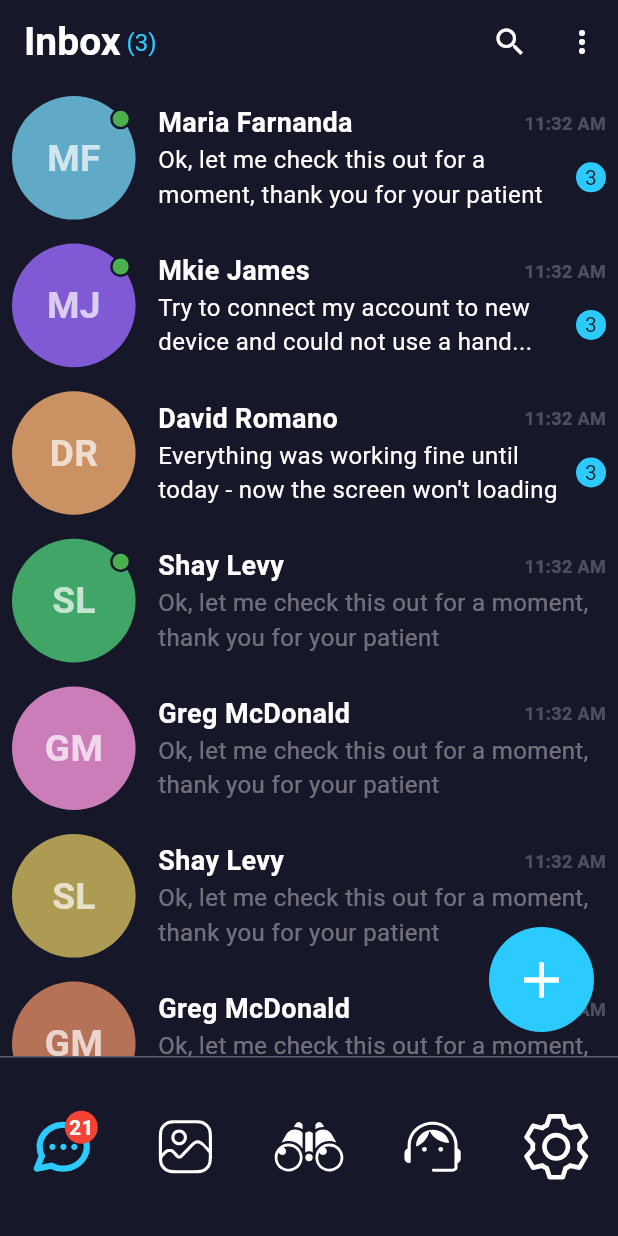
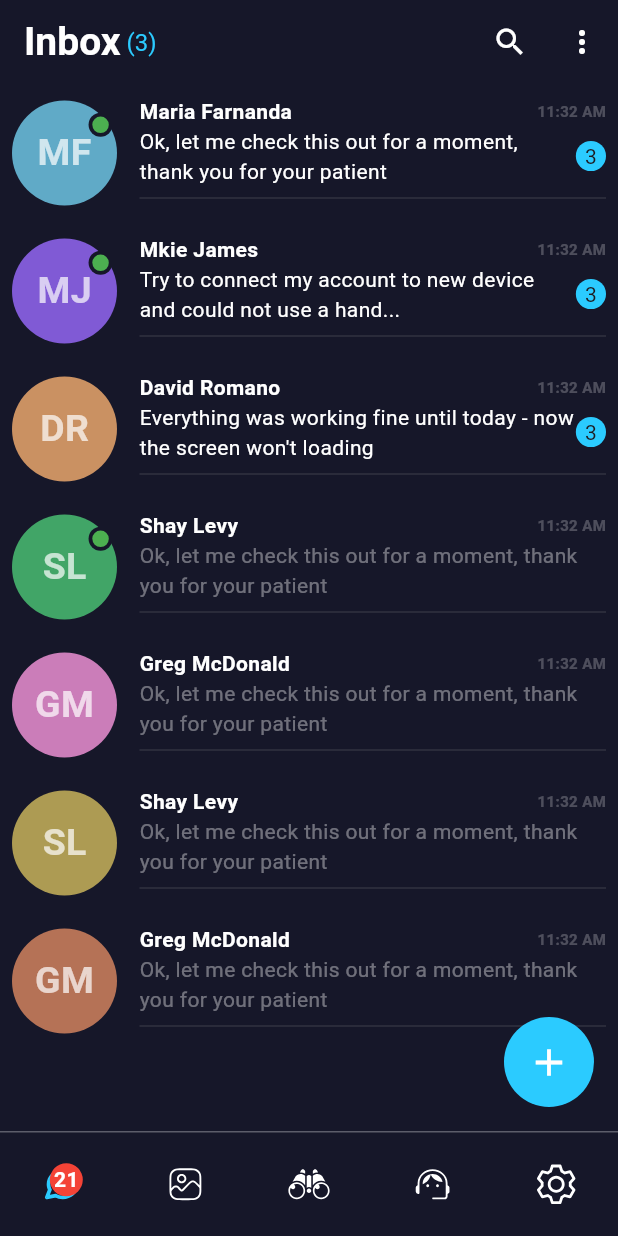
Before and after one commit to hemmy6894/challenges, a Flutter app: the screen it shows after launch, on a phone screen of 412 x 824 dp. Run offline on Flutter 3.47's test engine with Material 3 defaults, Android fonts, the light colour scheme and no system bars; our stand-ins replace flutter_svg.

Commit message:
Single view

```diff
--- a/lib/chat/assets/assets.dart
+++ b/lib/chat/assets/assets.dart
@@ -43,6 +43,24 @@ class AppAssets {
       'color': Color(0xFF60AAC7),
       'read': false,
       'online': true,
+      'typing': true,
+      'messages': [
+        {
+          'message': 'Ok, let me check this out for a moment, thank you for your patient',
+          'sender': false,
+          'time': '11:31 AM',
+        },
+        {
+          'message': 'Sure your order number is #234565',
+          'sender': true,
+          'time': '11:32 AM',
+        },
+        {
+          'message': 'Ok, let me check this out for a moment, thank you for your patient',
+          'sender': false,
+          'time': '11:33 AM',
+        },
+      ]
     },
     {
       "icon": 'MJ',
@@ -54,6 +72,24 @@ class AppAssets {
       'color': Color(0xFF805AD5),
       'read': false,
       'online': true,
+      'typing': false,
+      'messages': [
+        {
+          'message': 'Try to connect my account to new device and could not use a hand...',
+          'sender': false,
+          'time': '11:32 AM',
+        },
+        {
+          'message': 'Sure your order number is #234566',
+          'sender': true,
+          'time': '11:33 AM',
+        },
+        {
+          'message': 'Try to connect my account to new device and could not use a hand...',
+          'sender': false,
+          'time': '11:34 AM',
+        },
+      ]
     },
     {
       "icon": 'DR',
@@ -65,6 +101,24 @@ class AppAssets {
       'color': Color(0xFFCA9162),
       'read': false,
       'online': false,
+      'typing': true,
+      'messages': [
+        {
+          'message': "Everything was working fine until today - now the screen won't loading",
+          'sender': false,
+          'time': '11:32 AM',
+        },
+        {
+          'message': 'Sure your order number is #234564',
+          'sender': true,
+          'time': '11:32 AM',
+        },
+        {
+          'message': "Everything was working fine until today - now the screen won't loading",
+          'sender': false,
+          'time': '11:32 AM',
+        },
+      ]
     },
     {
       "icon": 'SL',
@@ -76,6 +130,24 @@ class AppAssets {
       'color': Color(0xFF41A567),
       'read': true,
       'online': true,
+      'typing': false,
+      'messages': [
+        {
+          'message': "Ok, let me check this out for a moment, thank you for your patient",
+          'sender': false,
+          'time': '11:32 AM',
+        },
+        {
+          'message': 'Sure your order number is #234563',
+          'sender': true,
+          'time': '11:34 AM',
+        },
+        {
+          'message': "Ok, let me check this out for a moment, thank you for your patient",
+          'sender': false,
+          'time': '11:35 AM',
+        },
+      ]
     },
     {
       "icon": 'GM',
@@ -87,6 +159,24 @@ class AppAssets {
       'color': Color(0xFFCB7DB9),
       'read': true,
       'online': false,
+      'typing': true,
+      'messages': [
+        {
+          'message': "Ok, let me check this out for a moment, thank you for your patient",
+          'sender': false,
+          'time': '11:32 AM',
+        },
+        {
+          'message': 'Sure your order number is #234562',
+          'sender': true,
+          'time': '11:32 AM',
+        },
+        {
+          'message': "Ok, let me check this out for a moment, thank you for your patient",
+          'sender': false,
+          'time': '11:36 AM',
+        },
+      ]
     },
     {
       "icon": 'SL',
@@ -98,6 +188,24 @@ class AppAssets {
       'color': Color(0xFFAD9B53),
       'read': true,
       'online': false,
+      'typing': false,
+      'messages': [
+        {
+          'message': "Ok, let me check this out for a moment, thank you for your patient",
+          'sender': false,
+          'time': '11:32 AM',
+        },
+        {
+          'message': 'Sure your order number is #234561',
+          'sender': true,
+          'time': '11:35 AM',
+        },
+        {
+          'message': "Ok, let me check this out for a moment, thank you for your patient",
+          'sender': false,
+          'time': '11:38 AM',
+        },
+      ]
     },
     {
       "icon": 'GM',
@@ -109,6 +217,24 @@ class AppAssets {
       'color': Color(0xFFB57256),
       'read': true,
       'online': false,
+      'typing': true,
+      'messages': [
+        {
+          'message': "Ok, let me check this out for a moment, thank you for your patient",
+          'sender': false,
+          'time': '11:32 AM',
+        },
+        {
+          'message': 'Sure your order number is #234541',
+          'sender': true,
+          'time': '11:34 AM',
+        },
+        {
+          'message': "Ok, let me check this out for a moment, thank you for your patient",
+          'sender': false,
+          'time': '11:36 AM',
+        },
+      ]
     },
   ];
 }
--- a/lib/chat/home.dart
+++ b/lib/chat/home.dart
@@ -13,6 +13,7 @@ class HomeMessage extends StatefulWidget {
 class _HomeMessageState extends State<HomeMessage> {
   @override
   Widget build(BuildContext context) {
+    Size size = MediaQuery.sizeOf(context);
     return Scaffold(
       backgroundColor: AppAssets.bgDark,
       appBar: appBar(),
@@ -23,13 +24,13 @@ class _HomeMessageState extends State<HomeMessage> {
         },
       ),
       floatingActionButton: CircleAvatar(
-        radius: 35,
+        radius: 30,
         backgroundColor: AppAssets.foreColorLightBlue,
-        child: Icon(Icons.add, color: Colors.white, size: 40),
+        child: Icon(Icons.add, color: Colors.white, size: 30),
       ),
       bottomNavigationBar: Container(
-        width: MediaQuery.of(context).size.width,
-        height: 120,
+        width: size.width,
+        height: 70,
         decoration: BoxDecoration(
           border: Border(top: BorderSide(color: Colors.white30)),
         ),
@@ -52,8 +53,8 @@ class _HomeMessageState extends State<HomeMessage> {
       children: [
         SvgPicture.asset(
           nav['icon'],
-          width: 50,
-          height: 50,
+          width: 30,
+          height: 30,
           colorFilter: ColorFilter.mode(
             nav['active'] ? AppAssets.foreColorLightBlue : Colors.white,
             BlendMode.srcIn,
--- a/lib/chat/single/chat_tile.dart
+++ b/lib/chat/single/chat_tile.dart
@@ -1,5 +1,6 @@
 import 'package:flutter/material.dart';
 import 'package:pchallenges/chat/assets/assets.dart';
+import 'package:pchallenges/chat/message.dart';
 
 class ChatTile extends StatefulWidget {
   final Map<String, dynamic> chat;
@@ -13,7 +14,18 @@ class ChatTile extends StatefulWidget {
 class _ChatTileState extends State<ChatTile> {
   @override
   Widget build(BuildContext context) {
-    return Padding(
+    Size size = MediaQuery.sizeOf(context);
+    return GestureDetector(
+      onTap: () {
+        Navigator.push(
+          context,
+          MaterialPageRoute<void>(
+            builder: (BuildContext context) => ChatView(chat: widget.chat),
+            fullscreenDialog: true,
+          ),
+        );
+      },
+      child: Padding(
         padding: const EdgeInsets.all(8.0),
         child: Row(
           spacing: 15,
@@ -21,12 +33,12 @@ class _ChatTileState extends State<ChatTile> {
             Stack(
               children: [
                 Container(
-                width: MediaQuery.of(context).size.height * 0.1,
-                height: MediaQuery.of(context).size.height * 0.1,
+                  width: 70,
+                  height: 70,
                   decoration: BoxDecoration(
                     color: widget.chat['color'],
                     borderRadius: BorderRadius.all(
-                    Radius.circular(MediaQuery.of(context).size.height * 0.1),
+                      Radius.circular(70),
                     ),
                   ),
                   child: Center(
@@ -34,7 +46,7 @@ class _ChatTileState extends State<ChatTile> {
                       widget.chat['icon'],
                       style: TextStyle(
                         color: Colors.white70,
-                      fontSize: MediaQuery.of(context).size.height * 0.03,
+                        fontSize: 25,
                         fontWeight: FontWeight.bold,
                       ),
                     ),
@@ -42,32 +54,28 @@ class _ChatTileState extends State<ChatTile> {
                 ),
                 if (widget.chat['online'])
                   Positioned(
-                  right: MediaQuery.of(context).size.height * 0.0036,
-                  top: MediaQuery.of(context).size.height * 0.01,
+                    right: size.height * 0.0036,
+                    top: size.height * 0.01,
                     child: Stack(
                       alignment: Alignment.center,
                       children: [
                         Container(
-                        width: MediaQuery.of(context).size.height * 0.017,
-                        height: MediaQuery.of(context).size.height * 0.017,
+                          width: 16,
+                          height: 16,
                           decoration: BoxDecoration(
                             color: AppAssets.bgDark,
                             borderRadius: BorderRadius.all(
-                            Radius.circular(
-                              MediaQuery.of(context).size.height * 0.1,
-                            ),
+                              Radius.circular(size.height * 0.1),
                             ),
                           ),
                         ),
                         Container(
-                        width: MediaQuery.of(context).size.height * 0.013,
-                        height: MediaQuery.of(context).size.height * 0.013,
+                          width: 11,
+                          height: 11,
                           decoration: BoxDecoration(
                             color: Colors.green,
                             borderRadius: BorderRadius.all(
-                            Radius.circular(
-                              MediaQuery.of(context).size.height * 0.1,
-                            ),
+                              Radius.circular(11),
                             ),
                           ),
                         ),
@@ -87,7 +95,7 @@ class _ChatTileState extends State<ChatTile> {
                         style: TextStyle(
                           color: Colors.white,
                           fontWeight: FontWeight.bold,
-                        fontSize: 18,
+                          fontSize: 14,
                         ),
                       ),
                       Text(
@@ -95,7 +103,7 @@ class _ChatTileState extends State<ChatTile> {
                         style: TextStyle(
                           color: Colors.white24,
                           fontWeight: FontWeight.bold,
-                        fontSize: 12,
+                          fontSize: 10,
                         ),
                       ),
                     ],
@@ -109,28 +117,28 @@ class _ChatTileState extends State<ChatTile> {
                             color: widget.chat['read']
                                 ? Colors.white38
                                 : Colors.white,
-                          fontSize: 16,
+                            fontSize: 14,
                           ),
                         ),
                       ),
                       if (!widget.chat['read'])
                         Container(
-                        width: 20,
-                        height: 20,
+                          padding: const EdgeInsets.all(6),
                           decoration: BoxDecoration(
+                            shape: BoxShape.circle,
                             color: AppAssets.foreColorLightBlue,
-                          borderRadius: BorderRadius.all(Radius.circular(20)),
                           ),
                           child: Center(child: Text(widget.chat['chat_count'])),
                         ),
                     ],
                   ),
-                // Divider(thickness: 0.005,),
+                  Divider(thickness: 0.2, color: Colors.grey,),
                 ],
               ),
             ),
           ],
         ),
+      ),
     );
   }
 }
```
Also changed, not shown: lib/chat/message.dart (+170 -0 lines), lib/chat/single/message_tile.dart (added, +154 -0 lines), assets/bg.jpeg (added). Lines whose indentation alone changed are shown as unchanged.
